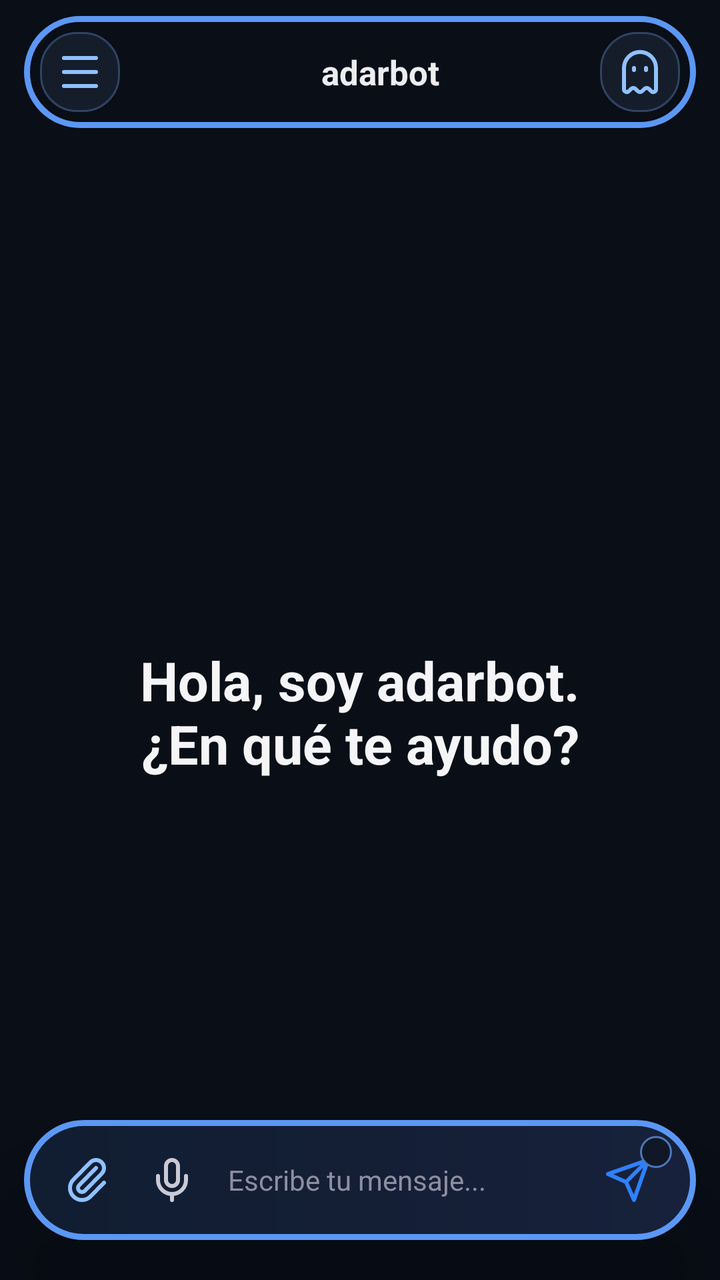
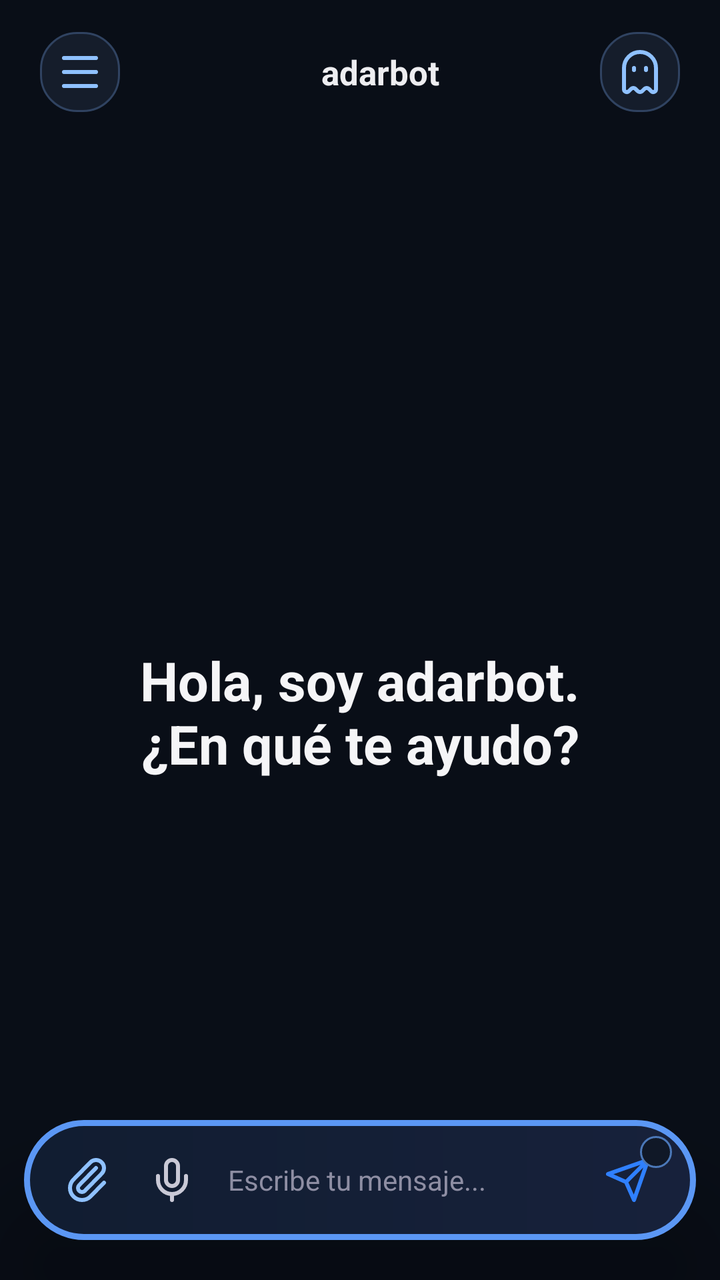

The first picture is an Android layout as it rendered before a commit; the second is the same layout after the commit. The layout source and the unified diff follow.
<!-- AndroidManifest.xml: activity theme Theme.NemotronVoiceIME -->
<!-- res/layout/activity_chat.xml -->
<?xml version="1.0" encoding="utf-8"?>
<FrameLayout xmlns:android="http://schemas.android.com/apk/res/android"
    android:layout_width="match_parent"
    android:layout_height="match_parent"
    android:background="#090E17">

    <LinearLayout
        android:layout_width="match_parent"
        android:layout_height="match_parent"
        android:orientation="vertical">

    <FrameLayout
        android:layout_width="match_parent"
        android:layout_height="56dp"
        android:layout_marginLeft="12dp"
        android:layout_marginTop="8dp"
        android:layout_marginRight="12dp"
        android:layout_marginBottom="8dp"
        android:background="@drawable/bg_chat_header_float"
        android:elevation="0dp"
        android:translationZ="0dp"
        android:paddingLeft="8dp"
        android:paddingTop="4dp"
        android:paddingRight="8dp"
        android:paddingBottom="4dp">

        <LinearLayout
            android:layout_width="wrap_content"
            android:layout_height="40dp"
            android:layout_gravity="start|center_vertical"
            android:gravity="center_vertical">
            <ImageButton
                android:id="@+id/btnMenuChat"
                android:layout_width="40dp"
                android:layout_height="40dp"
                android:layout_marginRight="6dp"
                android:background="@drawable/bg_chip"
                android:contentDescription="Abrir menú de chats"
                android:padding="8dp"
                android:src="@drawable/ic_menu"
                android:tint="#8FC1FF" />
            <ImageButton
                android:id="@+id/btnBack"
                android:layout_width="40dp"
                android:layout_height="40dp"
                android:background="?attr/selectableItemBackgroundBorderless"
                android:contentDescription="Volver"
                android:padding="8dp"
                android:src="@drawable/ic_back"
                android:tint="#EDEDF0"
                android:visibility="gone" />
            <View
                android:id="@+id/connectionDot"
                android:layout_width="8dp"
                android:layout_height="8dp"
                android:layout_gravity="center_vertical"
                android:layout_marginLeft="8dp"
                android:layout_marginRight="3dp"
                android:translationX="56dp"
                android:background="@drawable/bg_connection_offline" />
        </LinearLayout>

        <TextView
            android:id="@+id/convTitle"
            android:layout_width="220dp"
            android:layout_height="match_parent"
            android:layout_gravity="center"
            android:ellipsize="end"
            android:gravity="center"
            android:translationX="10dp"
            android:maxLines="1"
            android:text="adarbot"
            android:textColor="#EDEDF0"
            android:textSize="17sp"
            android:textStyle="bold" />

        <LinearLayout
            android:layout_width="wrap_content"
            android:layout_height="40dp"
            android:layout_gravity="end|center_vertical"
            android:gravity="center_vertical">
            <ImageButton
                android:id="@+id/btnIncognitoHome"
                android:layout_width="40dp"
                android:layout_height="40dp"
                android:layout_marginLeft="4dp"
                android:background="@drawable/bg_chip"
                android:contentDescription="Nuevo chat incógnito"
                android:padding="9dp"
                android:src="@drawable/ic_ghost"
                android:tint="#8FC1FF" />
            <ImageButton
                android:id="@+id/btnDelete"
                android:layout_width="40dp"
                android:layout_height="40dp"
                android:background="?attr/selectableItemBackgroundBorderless"
                android:contentDescription="Eliminar conversacion"
                android:padding="10dp"
                android:src="@drawable/ic_trash"
                android:tint="#5A5A6E"
                android:visibility="gone" />
        </LinearLayout>
    </FrameLayout>

    <FrameLayout
        android:layout_width="match_parent"
        android:layout_height="0dp"
        android:layout_weight="1">
        <androidx.recyclerview.widget.RecyclerView
            android:id="@+id/recyclerMessages"
            android:layout_width="match_parent"
            android:layout_height="match_parent"
            android:clipToPadding="false"
            android:paddingBottom="112dp" />
        <TextView
            android:id="@+id/welcomeView"
            android:layout_width="match_parent"
            android:layout_height="wrap_content"
            android:layout_gravity="center"
            android:gravity="center"
            android:text="Hola, soy adarbot.\n¿En qué te ayudo?"
            android:textColor="#F5F5F7"
            android:textSize="27sp"
            android:textStyle="bold" />
    </FrameLayout>

    </LinearLayout>

    <FrameLayout
        android:id="@+id/chatAttachmentPreview"
        android:layout_width="match_parent"
        android:layout_height="96dp"
        android:layout_gravity="bottom|center_horizontal"
        android:layout_marginLeft="22dp"
        android:layout_marginRight="22dp"
        android:layout_marginBottom="112dp"
        android:padding="4dp"
        android:background="@drawable/bg_float_bar"
        android:elevation="24dp"
        android:visibility="gone">
        <ImageView
            android:id="@+id/chatAttachmentImage"
            android:layout_width="match_parent"
            android:layout_height="match_parent"
            android:contentDescription="Vista previa del adjunto"
            android:scaleType="centerCrop" />
        <ImageButton
            android:id="@+id/chatAttachmentRemove"
            android:layout_width="32dp"
            android:layout_height="32dp"
            android:layout_gravity="top|end"
            android:layout_margin="6dp"
            android:background="@drawable/bg_assist_icon"
            android:contentDescription="Quitar adjunto"
            android:padding="7dp"
            android:src="@drawable/ic_close"
            android:tint="#FFFFFF" />
    </FrameLayout>

    
    <LinearLayout
        android:layout_width="match_parent"
        android:layout_height="wrap_content"
        android:layout_gravity="bottom"
        android:layout_marginLeft="12dp"
        android:layout_marginRight="12dp"
        android:layout_marginTop="14dp"
        android:layout_marginBottom="20dp"
        android:background="@drawable/bg_float_bar"
        android:elevation="24dp"
        android:translationZ="8dp"
        android:gravity="end"
        android:orientation="vertical"
        android:paddingLeft="12dp"
        android:paddingTop="8dp"
        android:paddingRight="12dp"
        android:paddingBottom="8dp">

        <TextView
            android:id="@+id/modelChip"
            android:layout_width="wrap_content"
            android:layout_height="wrap_content"
            android:layout_marginRight="4dp"
            android:layout_marginBottom="3dp"
            android:background="@drawable/bg_chip"
            android:paddingLeft="12dp"
            android:paddingTop="5dp"
            android:paddingRight="12dp"
            android:paddingBottom="5dp"
            android:text="DeepSeek"
            android:textColor="#C9C9D6"
            android:textSize="12sp"
            android:visibility="gone" />

        <LinearLayout
            android:layout_width="match_parent"
            android:layout_height="wrap_content"
            android:gravity="center_vertical"
            android:orientation="horizontal">

        <ImageButton
            android:id="@+id/btnAttach"
            android:layout_width="40dp"
            android:layout_height="44dp"
            android:background="@android:color/transparent"
            android:contentDescription="Adjuntar"
            android:padding="9dp"
            android:src="@drawable/ic_attach"
            android:tint="#8FC1FF" />

        <ImageButton
            android:id="@+id/btnMic"
            android:layout_width="44dp"
            android:layout_height="44dp"
            android:background="@android:color/transparent"
            android:contentDescription="Escribir por voz"
            android:padding="10dp"
            android:src="@drawable/ic_mic"
            android:tint="#C9C9D6" />

        <EditText
            android:id="@+id/inputField"
            android:layout_width="0dp"
            android:layout_height="44dp"
            android:layout_weight="1"
            android:layout_marginLeft="0dp"
            android:layout_marginRight="2dp"
            android:background="@android:color/transparent"
            android:hint="Escribe tu mensaje..."
            android:imeOptions="actionSend"
            android:importantForAutofill="no"
            android:inputType="text"
            android:maxLines="1"
            android:paddingLeft="6dp"
            android:paddingRight="6dp"
            android:textColor="#EDEDF0"
            android:textColorHint="#8E8EA3"
            android:textSize="14sp" />

        <FrameLayout
            android:layout_width="44dp"
            android:layout_height="44dp">
            <ImageButton
                android:id="@+id/btnSend"
                android:layout_width="match_parent"
                android:layout_height="match_parent"
                android:background="@android:color/transparent"
                android:contentDescription="Enviar"
                android:padding="10dp"
                android:src="@drawable/ic_send"
                android:tint="#2F80FF" />
            <ImageView
                android:id="@+id/modelBadge"
                android:layout_width="16dp"
                android:layout_height="16dp"
                android:layout_gravity="top|end"
                android:background="@drawable/bg_model_badge"
                android:contentDescription="Modelo seleccionado"
                android:padding="2dp" />
        </FrameLayout>
        </LinearLayout>
    </LinearLayout>
</FrameLayout>
<!-- resources referenced by this layout -->
<resources>
  <!-- drawable bg_chat_header_float (drawable) -->
  <shape xmlns:android="http://schemas.android.com/apk/res/android" android:shape="rectangle">
      <solid android:color="#00000000" />
      <stroke android:width="3dp" android:color="#5B97F4" />
      <corners android:radius="32dp" />
  </shape>
  <!-- drawable bg_chip (drawable) -->
  <shape xmlns:android="http://schemas.android.com/apk/res/android"
      android:shape="rectangle">
      <solid android:color="#151D2B" />
      <stroke android:width="1dp" android:color="#304361" />
      <corners android:radius="18dp" />
  </shape>
  <!-- drawable bg_connection_offline (drawable) -->
  <shape xmlns:android="http://schemas.android.com/apk/res/android" android:shape="oval"><solid android:color="#F06065" /></shape>
  <!-- drawable bg_float_bar (drawable) -->
  <shape xmlns:android="http://schemas.android.com/apk/res/android" android:shape="rectangle">
      <gradient android:angle="0" android:startColor="#111D31" android:endColor="#17213B" />
      <stroke android:width="3dp" android:color="#5B97F4" />
      <corners android:radius="36dp" />
  </shape>
  <!-- drawable bg_model_badge (drawable) -->
  <shape xmlns:android="http://schemas.android.com/apk/res/android" android:shape="oval">
      <solid android:color="#101827" />
      <stroke android:width="1dp" android:color="#4B78B8" />
  </shape>
  <!-- drawable ic_back (drawable) -->
  <vector xmlns:android="http://schemas.android.com/apk/res/android" android:width="24dp" android:height="24dp" android:viewportWidth="24" android:viewportHeight="24">
      <path android:fillColor="#00000000" android:strokeColor="#FFFFFFFF" android:strokeWidth="2" android:strokeLineCap="round" android:strokeLineJoin="round" android:pathData="M12,19L5,12L12,5M19,12L5,12" />
  </vector>
  <!-- drawable ic_close (drawable) -->
  <vector xmlns:android="http://schemas.android.com/apk/res/android" android:width="24dp" android:height="24dp" android:viewportWidth="24" android:viewportHeight="24">
      <path android:fillColor="#00000000" android:strokeColor="#FFFFFFFF" android:strokeWidth="2" android:strokeLineCap="round" android:pathData="M18,6L6,18M6,6L18,18" />
  </vector>
  <!-- drawable ic_menu (drawable) -->
  <vector xmlns:android="http://schemas.android.com/apk/res/android" android:width="24dp" android:height="24dp" android:viewportWidth="24" android:viewportHeight="24">
      <path android:fillColor="#00000000" android:strokeColor="#FFFFFFFF" android:strokeWidth="2" android:strokeLineCap="round" android:pathData="M4,5L20,5M4,12L20,12M4,19L20,19" />
  </vector>
  <!-- drawable ic_mic (drawable) -->
  <vector xmlns:android="http://schemas.android.com/apk/res/android" android:width="24dp" android:height="24dp" android:viewportWidth="24" android:viewportHeight="24">
      <path android:fillColor="#00000000" android:strokeColor="#FFFFFFFF" android:strokeWidth="2" android:strokeLineCap="round" android:strokeLineJoin="round" android:pathData="M12,19L12,22M19,10L19,12A7,7 0,0 1,5,12L5,10M9,5A3,3 0,0 1,15,5L15,12A3,3 0,0 1,9,12Z" />
  </vector>
  <!-- drawable ic_send (drawable) -->
  <vector xmlns:android="http://schemas.android.com/apk/res/android" android:width="24dp" android:height="24dp" android:viewportWidth="24" android:viewportHeight="24">
      <path android:fillColor="#00000000" android:strokeColor="#FFFFFFFF" android:strokeWidth="2" android:strokeLineCap="round" android:strokeLineJoin="round" android:pathData="M22,2L11,13M22,2L15,22L11,13L2,9Z" />
  </vector>
  <style name="Theme.NemotronVoiceIME" parent="Theme.Material3.DayNight.NoActionBar">
          <item name="colorPrimary">@color/accent</item>
          <item name="colorPrimaryVariant">@color/accent_dark</item>
          <item name="colorOnPrimary">@color/text_light</item>
          <item name="android:statusBarColor">@color/bg_primary</item>
      </style>
  <color name="accent">#76B900</color>
  <color name="accent_dark">#5A8C00</color>
  <color name="text_light">#FFFFFF</color>
  <color name="bg_primary">#1A1A2E</color>
  <!-- unchanged entries left out for length: 4 -->
</resources>

<!-- the commit's change to res/layout/activity_chat.xml (unified diff, before → after) -->
@@ -16,7 +16,8 @@
         android:layout_marginTop="8dp"
         android:layout_marginRight="12dp"
         android:layout_marginBottom="8dp"
-        android:background="@drawable/bg_chat_header_float"
+        android:background="@android:color/transparent"
+        android:foreground="@null"
         android:elevation="0dp"
         android:translationZ="0dp"
         android:paddingLeft="8dp"
<!-- resource entries referenced after the edit -->
@@ -1,11 +1,5 @@
 <!-- resources referenced by this layout -->
 <resources>
-  <!-- drawable bg_chat_header_float (drawable) -->
-  <shape xmlns:android="http://schemas.android.com/apk/res/android" android:shape="rectangle">
-      <solid android:color="#00000000" />
-      <stroke android:width="3dp" android:color="#5B97F4" />
-      <corners android:radius="32dp" />
-  </shape>
   <!-- drawable bg_chip (drawable) -->
   <shape xmlns:android="http://schemas.android.com/apk/res/android"
       android:shape="rectangle">
